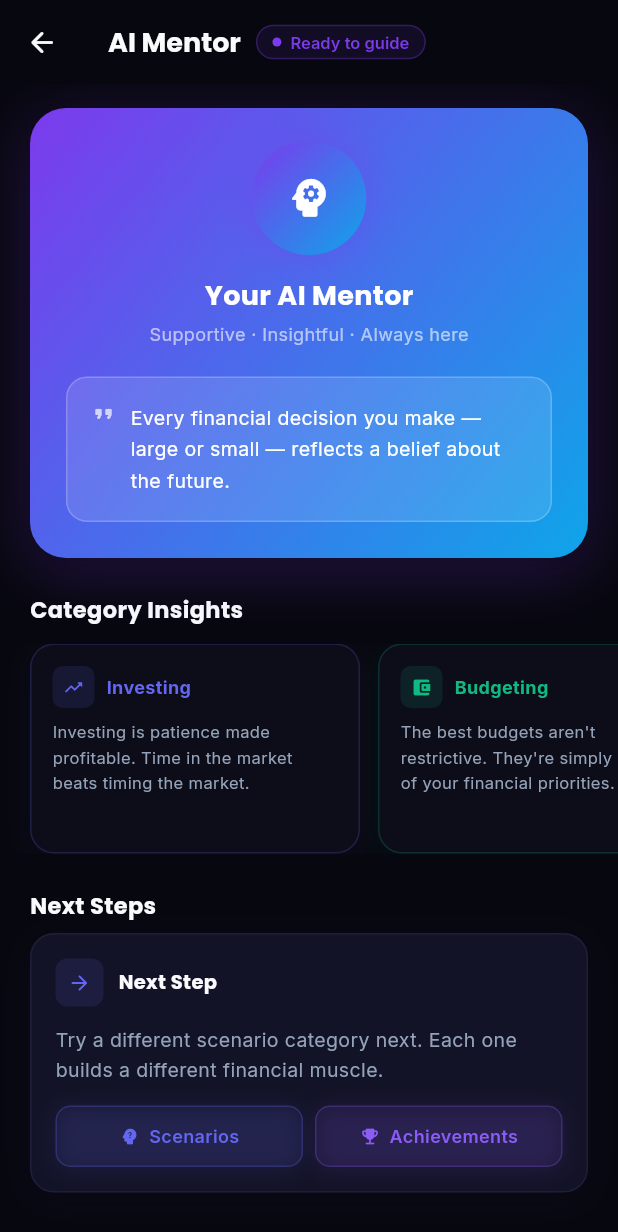
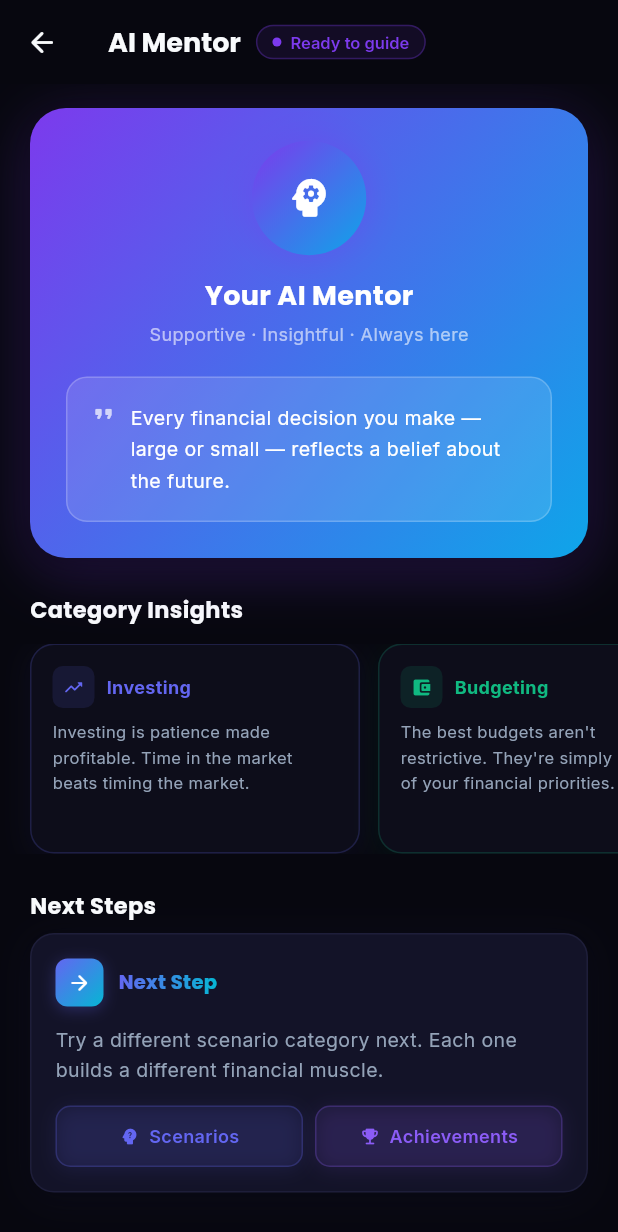
Before and after one commit to yusufsmnc/finquest-ai, a Flutter app: the AiMentorScreen screen opened by its route, on a phone screen of 412 x 824 dp. Shown: the top 1232 px of the screen. Run offline on Flutter 3.47's test engine with Material 3 defaults, Android fonts, the phone set to English and light mode, and no system bars; our stand-ins replace flutter_riverpod, google_fonts, lottie, shared_preferences; accounts and stored records are empty.

Commit message:
feat: apply vibrancy pass to Scenario and AI Mentor screens
ShaderMask gradient text on scenario title, XP stakes, result banner
headline, and all AI Mentor card labels (Mentor Tip, AI Mentor, Next
Step). Gradient icon containers + glow shadows on result banner and
next-step card. Streak badge corrected to streakOrange. Hardcoded
Color(0xFF334155) replaced with AppColors.textSecondary token.

Co-Authored-By: Claude Sonnet 4.6 <noreply@anthropic.com>

```diff
--- a/lib/features/ai_mentor/presentation/widgets/mentor_next_step_card.dart
+++ b/lib/features/ai_mentor/presentation/widgets/mentor_next_step_card.dart
@@ -44,23 +44,40 @@ class MentorNextStepCard extends ConsumerWidget {
                 width: 32,
                 height: 32,
                 decoration: BoxDecoration(
-                  color: AppColors.primary.withValues(alpha: 0.12),
+                  gradient: const LinearGradient(
+                    begin: Alignment.topLeft,
+                    end: Alignment.bottomRight,
+                    colors: [AppColors.primary, AppColors.cyan],
+                  ),
                   borderRadius: BorderRadius.circular(8),
+                  boxShadow: [
+                    BoxShadow(
+                      color: AppColors.primaryGlow(0.3),
+                      blurRadius: 8,
+                      offset: const Offset(0, 2),
+                    ),
+                  ],
                 ),
                 child: const Icon(
                   Icons.arrow_forward_rounded,
-                  color: AppColors.primary,
+                  color: Colors.white,
                   size: 16,
                 ),
               ),
               const SizedBox(width: 10),
-              const Text(
-                'Next Step',
-                style: TextStyle(
-                  fontFamily: 'Poppins',
-                  fontSize: 13,
-                  fontWeight: FontWeight.w700,
-                  color: AppColors.textPrimary,
+              ShaderMask(
+                blendMode: BlendMode.srcIn,
+                shaderCallback: (bounds) => const LinearGradient(
+                  colors: [AppColors.primary, AppColors.cyan],
+                ).createShader(bounds),
+                child: const Text(
+                  'Next Step',
+                  style: TextStyle(
+                    fontFamily: 'Poppins',
+                    fontSize: 13,
+                    fontWeight: FontWeight.w700,
+                    color: Colors.white,
+                  ),
                 ),
               ),
             ],
```
Also changed, not shown: lib/features/ai_mentor/presentation/widgets/mentor_guidance_panel.dart (+15 -8 lines), lib/features/ai_mentor/presentation/widgets/mentor_insight_card.dart (+13 -7 lines), lib/features/scenarios/presentation/screens/scenario_decision_screen.dart (+19 -7 lines), lib/features/scenarios/presentation/screens/scenario_feedback_screen.dart (+32 -7 lines).
